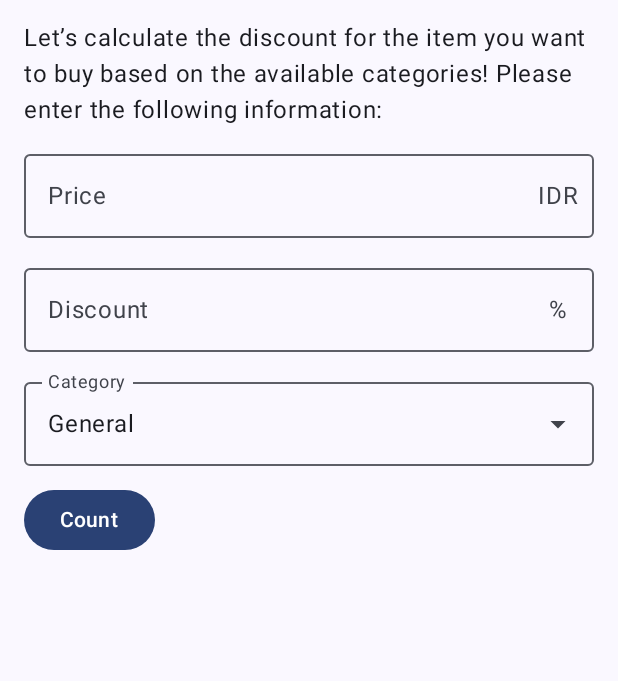
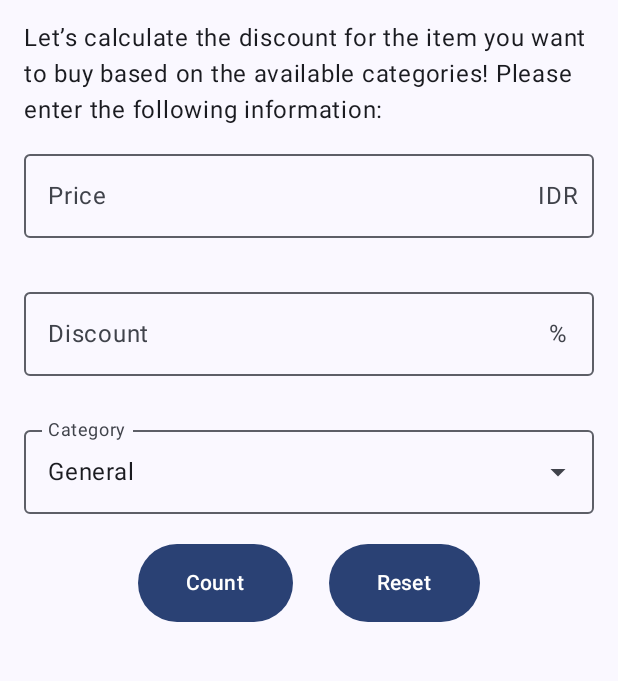
Before and after one commit to alfinagithub/assessement-1-mobpro-1, an Android app built with Jetpack Compose: the screen it shows after launch (MainActivity), on a phone screen of 412 x 824 dp, the part 96-777 px from its top. Run offline under Robolectric (Android 15) with nearby library versions, the phone set to English and light mode, and no system bars.

Commit message:
Menambahkan button reset, dan memberi feedback jika inputan tidak sesuai(kosong)

```diff
--- a/app/src/main/java/com/alfinaazizah0022/assessement1/ui/screen/MainScreen.kt
+++ b/app/src/main/java/com/alfinaazizah0022/assessement1/ui/screen/MainScreen.kt
@@ -3,12 +3,17 @@ package com.alfinaazizah0022.assessement1.ui.screen
 import android.content.res.Configuration
 import androidx.compose.foundation.layout.Arrangement
 import androidx.compose.foundation.layout.Column
+import androidx.compose.foundation.layout.PaddingValues
+import androidx.compose.foundation.layout.Row
 import androidx.compose.foundation.layout.fillMaxSize
 import androidx.compose.foundation.layout.fillMaxWidth
 import androidx.compose.foundation.layout.padding
+import androidx.compose.foundation.rememberScrollState
 import androidx.compose.foundation.text.KeyboardOptions
+import androidx.compose.foundation.verticalScroll
 import androidx.compose.material.icons.Icons
 import androidx.compose.material.icons.filled.ArrowDropDown
+import androidx.compose.material.icons.filled.Warning
 import androidx.compose.material3.Button
 import androidx.compose.material3.DropdownMenuItem
 import androidx.compose.material3.ExperimentalMaterial3Api
@@ -26,6 +31,7 @@ import androidx.compose.runtime.mutableIntStateOf
 import androidx.compose.runtime.mutableStateOf
 import androidx.compose.runtime.remember
 import androidx.compose.runtime.setValue
+import androidx.compose.ui.Alignment
 import androidx.compose.ui.Modifier
 import androidx.compose.ui.platform.LocalContext
 import androidx.compose.ui.res.stringResource
@@ -62,7 +68,11 @@ fun MainScreen() {
 fun ScreenContent(modifier: Modifier = Modifier) {
     val context = LocalContext.current
     var harga by remember { mutableStateOf("") }
+    var hargaError by remember { mutableStateOf(false) }
+
     var diskon by remember { mutableStateOf("") }
+    var diskonError by remember { mutableStateOf(false) }
+
     var selectedCategoryResId by remember { mutableIntStateOf(R.string.umum) }
     var hasil by remember { mutableStateOf("") }
     var hemat by remember { mutableStateOf("") }
@@ -70,8 +80,11 @@ fun ScreenContent(modifier: Modifier = Modifier) {
     val currencyFormatter = NumberFormat.getCurrencyInstance(Locale("in", "ID"))
 
     Column (
-        modifier = modifier.fillMaxSize().padding(16.dp),
-        verticalArrangement = Arrangement.spacedBy(12.dp)
+        modifier = modifier.fillMaxSize()
+            .verticalScroll(rememberScrollState())
+            .padding(16.dp),
+        verticalArrangement = Arrangement.spacedBy(12.dp),
+        horizontalAlignment = Alignment.CenterHorizontally
     ){
         Text(
             text = stringResource(id = R.string.intro),
@@ -82,7 +95,9 @@ fun ScreenContent(modifier: Modifier = Modifier) {
             value = harga,
             onValueChange = { harga = it},
             label = { Text(text = stringResource(R.string.harga)) },
-            trailingIcon = { Text(text = "IDR") },
+            trailingIcon = { IconPicker(hargaError, "IDR") },
+            supportingText = { ErrorHint(hargaError) },
+            isError = hargaError,
             singleLine = true,
             keyboardOptions = KeyboardOptions(
                 keyboardType = KeyboardType.Number,
@@ -94,7 +109,9 @@ fun ScreenContent(modifier: Modifier = Modifier) {
             value = diskon,
             onValueChange = { diskon = it},
             label = { Text(text = stringResource(R.string.diskon)) },
-            trailingIcon = { Text(text = "%") },
+            trailingIcon = { IconPicker(diskonError, "%") },
+            supportingText = { ErrorHint(diskonError) },
+            isError = diskonError,
             singleLine = true,
             keyboardOptions = KeyboardOptions(
                 keyboardType = KeyboardType.Number,
@@ -106,7 +123,14 @@ fun ScreenContent(modifier: Modifier = Modifier) {
             selectedCategoryResId = selectedCategoryResId,
             onCategorySelected = { selectedCategoryResId = it}
         )
+        Row(
+            horizontalArrangement = Arrangement.spacedBy(24.dp)
+        ) {
             Button(onClick = {
+                hargaError = (harga == "" || harga == "0")
+                diskonError = (diskon == "" || diskon == "0")
+                if (hargaError || diskonError) return@Button
+
                 val hargaValue = harga.toDoubleOrNull() ?: 0.0
                 val diskonValue = diskon.toDoubleOrNull() ?: 0.0
                 val potonganInput = hargaValue * (diskonValue / 100)
@@ -123,9 +147,29 @@ fun ScreenContent(modifier: Modifier = Modifier) {
                 hasil = context.getString(R.string.hasil, currencyFormatter.format(total))
                 hemat = context.getString(R.string.hemat, currencyFormatter.format(totalPotongan))
 
-        }) {
+            },
+                modifier = Modifier.padding(top = 8.dp),
+                contentPadding = PaddingValues(horizontal = 32.dp, vertical = 16.dp)
+            ) {
                 Text(text = stringResource(R.string.hitung))
             }
+            Button(
+                onClick = {
+                    harga = ""
+                    diskon = ""
+                    hasil= ""
+                    hemat = ""
+                    hargaError = false
+                    diskonError = false
+                    selectedCategoryResId = R.string.umum
+                },
+                modifier = Modifier.padding(top = 8.dp),
+                contentPadding = PaddingValues(horizontal = 32.dp, vertical = 16.dp)
+            ) {
+                Text(text = "Reset")
+            }
+        }
+
         if (hasil.isNotEmpty()) {
             Text(text = hasil)
             Text(text = hemat)
@@ -178,6 +222,22 @@ fun CategoryDropdown(
     }
 }
 
+@Composable
+fun IconPicker(isError: Boolean, unit: String) {
+    if (isError) {
+        Icon(imageVector = Icons.Filled.Warning, contentDescription = null)
+        } else {
+            Text(text = unit)
+    }
+}
+
+@Composable
+fun ErrorHint(isError: Boolean) {
+    if (isError) {
+        Text(text = stringResource(R.string.input_invalid))
+    }
+}
+
 @Preview(showBackground = true)
 @Preview(uiMode = Configuration.UI_MODE_NIGHT_YES, showBackground = true)
 @Composable
```
Lines whose indentation alone changed are shown as unchanged.
